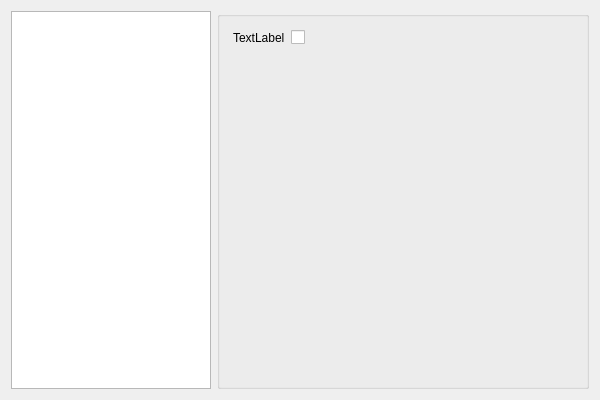
Old version of the form org.nickvision.spotlight.qt/src/views/settingsdialog.ui in the repository NickvisionApps/Spotlight.
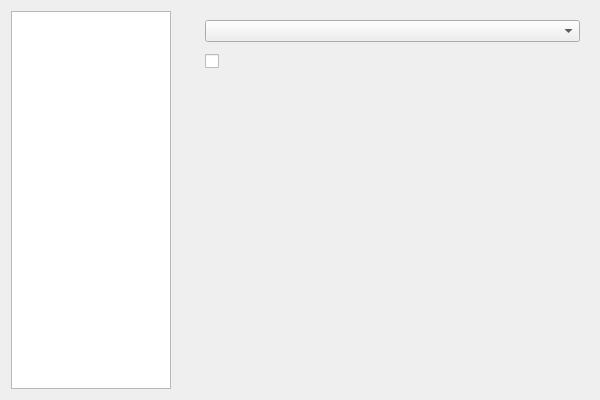
New version of the form.

What changed in the file:
```diff
--- a/org.nickvision.spotlight.qt/src/views/settingsdialog.ui
+++ b/org.nickvision.spotlight.qt/src/views/settingsdialog.ui
@@ -10,11 +10,6 @@
     <height>400</height>
    </rect>
   </property>
-  <property name="font">
-   <font>
-    <pointsize>9</pointsize>
-   </font>
-  </property>
   <property name="modal">
    <bool>true</bool>
   </property>
@@ -23,68 +18,42 @@
     <widget class="QListWidget" name="listPages">
      <property name="maximumSize">
       <size>
-       <width>200</width>
+       <width>160</width>
        <height>16777215</height>
       </size>
      </property>
-     <property name="spacing">
-      <number>6</number>
+     <property name="editTriggers">
+      <set>QAbstractItemView::EditTrigger::NoEditTriggers</set>
+     </property>
+     <property name="showDropIndicator" stdset="0">
+      <bool>false</bool>
      </property>
     </widget>
    </item>
    <item>
-    <widget class="QGroupBox" name="groupBox">
-     <layout class="QVBoxLayout" name="verticalLayout">
-      <property name="leftMargin">
-       <number>4</number>
-      </property>
-      <property name="topMargin">
-       <number>4</number>
-      </property>
-      <property name="rightMargin">
-       <number>4</number>
-      </property>
-      <property name="bottomMargin">
-       <number>4</number>
-      </property>
-      <item>
-       <widget class="QStackedWidget" name="viewStack">
-        <property name="currentIndex">
-         <number>0</number>
-        </property>
-        <widget class="QWidget" name="pageAppearance">
-         <property name="autoFillBackground">
-          <bool>false</bool>
-         </property>
-         <layout class="QFormLayout" name="formLayout">
-          <item row="1" column="1">
-           <spacer name="verticalSpacer">
-            <property name="orientation">
-             <enum>Qt::Orientation::Vertical</enum>
-            </property>
-            <property name="sizeHint" stdset="0">
-             <size>
-              <width>20</width>
-              <height>40</height>
-             </size>
-            </property>
-           </spacer>
-          </item>
-          <item row="0" column="0">
-           <widget class="QLabel" name="lblUpdates">
-            <property name="text">
-             <string>TextLabel</string>
-            </property>
-           </widget>
-          </item>
-          <item row="0" column="1">
-           <widget class="QCheckBox" name="chkUpdates"/>
-          </item>
-         </layout>
-        </widget>
-       </widget>
-      </item>
-     </layout>
+    <widget class="QStackedWidget" name="viewStack">
+     <widget class="QWidget" name="pageUserInterface">
+      <layout class="QFormLayout" name="formLayout">
+       <property name="horizontalSpacing">
+        <number>12</number>
+       </property>
+       <property name="verticalSpacing">
+        <number>12</number>
+       </property>
+       <item row="0" column="0">
+        <widget class="QLabel" name="lblTheme"/>
+       </item>
+       <item row="0" column="1">
+        <widget class="QComboBox" name="cmbTheme"/>
+       </item>
+       <item row="1" column="0">
+        <widget class="QLabel" name="lblUpdates"/>
+       </item>
+       <item row="1" column="1">
+        <widget class="QCheckBox" name="chkUpdates"/>
+       </item>
+      </layout>
+     </widget>
     </widget>
    </item>
   </layout>
```
Left out of the diff: 2 changed lines with no effect on the pictures.
